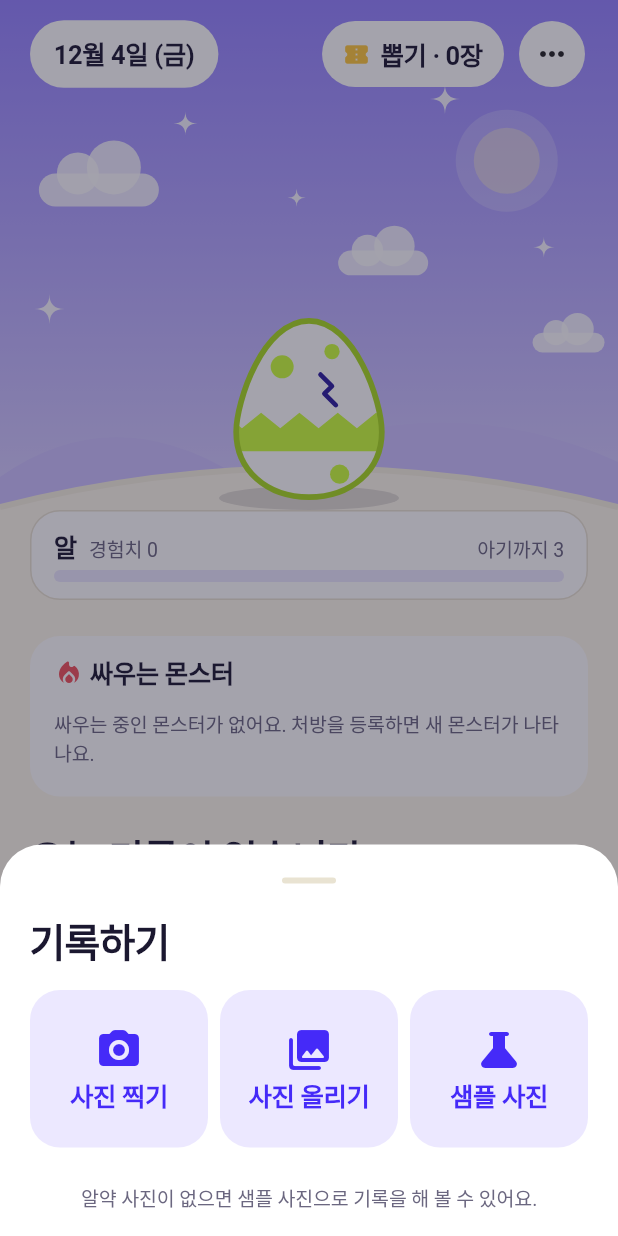
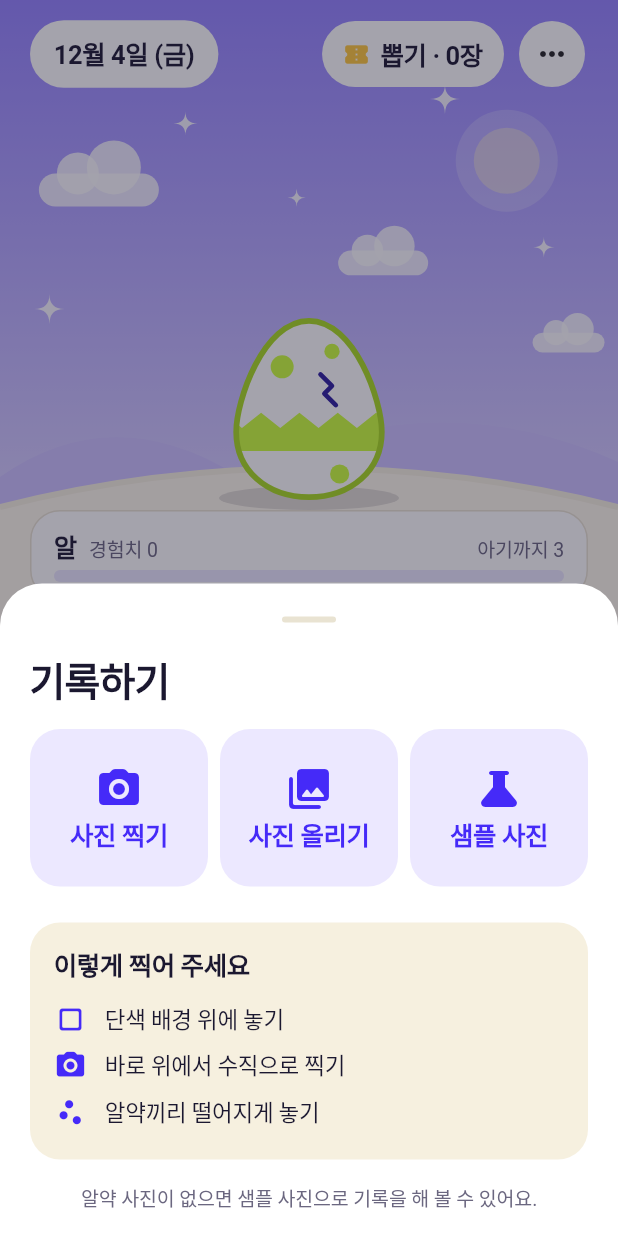
Before and after one commit to def-uk/pill-bbox-front, a Flutter app: the HomeScreen screen opened by its route, after a tap on the "photo camera" icon, on a phone screen of 412 x 824 dp. Run offline on Flutter 3.47's test engine with Material 3 defaults, Android fonts, the phone set to English and light mode, and no system bars; our stand-ins replace file_picker, go_router, image_picker, sqflite, sqflite_common_ffi_web; missing offline and left inert: dart:js_interop, dart:ui_web, ultralytics_yolo; accounts and stored records are empty.

Commit message:
feat: 홈 빈 화면을 최근 기록으로 바꾸고 찍는 법을 기록하기 시트로 옮김
- 오늘 기록이 없으면 홈에 최근 기록 5개만 보여 준다. 전체 보기는 기록 탭, 줄은 그날 기록으로 간다.
- 복용 시간 정하기 버튼은 홈에서 뺐다. 약 관리 탭에서 한다.
- 이렇게 찍어 주세요 가이드를 기록하기 시트로 옮기고, 시트가 길어져 스크롤되게 했다.
- IntakeRepository.recentRecords, HomeViewModel.recent, formatMonthDayTime 추가
- 구현 문서 docs/impl/feat-home-recent-records.md

Co-Authored-By: Claude Opus 5.5 <noreply@anthropic.com>

```diff
--- a/frontend/lib/data/repositories/intake_repository.dart
+++ b/frontend/lib/data/repositories/intake_repository.dart
@@ -85,6 +85,17 @@ class IntakeRepository extends ChangeNotifier {
   Future<List<IntakeRecord>> allRecords() async {
     final db = await _db.database;
     final rows = await db.query('intake_records', orderBy: 'taken_at, id');
+    return rows.map(IntakeRecord.fromMap).toList();
+  }
+
+  /// 가장 최근 기록 [limit]개. 최근 것부터.
+  Future<List<IntakeRecord>> recentRecords({required int limit}) async {
+    final db = await _db.database;
+    final rows = await db.query(
+      'intake_records',
+      orderBy: 'taken_at DESC, id DESC',
+      limit: limit,
+    );
     return rows.map(IntakeRecord.fromMap).toList();
   }
 
--- a/frontend/lib/ui/home/home_screen.dart
+++ b/frontend/lib/ui/home/home_screen.dart
@@ -95,7 +95,14 @@ class HomeScreen extends StatelessWidget {
     );
 
     final List<Widget> today = vm.isEmpty
-        ? [_EmptyGuide(onSetSchedule: () => context.go('/medications'))]
+        ? [
+            _RecentRecords(
+              records: vm.recent,
+              nameOf: vm.nameOf,
+              onSeeAll: () => context.go('/history'),
+              onTap: (r) => context.push('/history/${dateKey(r.takenAt)}'),
+            ),
+          ]
         : [
             const SectionLabel('오늘의 퀘스트'),
             for (final (i, (time, slots)) in vm.slotsByTime.indexed) ...[
@@ -118,22 +125,10 @@ class HomeScreen extends StatelessWidget {
                     title: vm.summary.slots.isEmpty ? '오늘 기록' : '일정 외 기록',
                   ),
                   for (final record in vm.summary.unscheduled)
-                    _Row(
-                      leading: Icon(
-                        record.source == IntakeSource.camera
-                            ? Icons.photo_camera_rounded
-                            : Icons.edit_rounded,
-                        size: 22,
-                        color: AppColors.inkMuted,
-                      ),
-                      title: vm.nameOf(record.medicationId),
-                      subtitle: formatTime(record.takenAt),
-                      trailing: Text(
-                        '${record.count}정',
-                        style: AppTypography.bodyStrong.copyWith(
-                          fontFeatures: AppTypography.tabular,
-                        ),
-                      ),
+                    _RecordRow(
+                      record: record,
+                      name: vm.nameOf(record.medicationId),
+                      when: formatTime(record.takenAt),
                     ),
                 ],
               ),
@@ -518,11 +513,57 @@ class _KindPrompt extends StatelessWidget {
   }
 }
 
-/// 오늘 기록도 일정도 없을 때(`empty-guide`). 무엇을 하면 되는지와 잘 찍는 법을 함께 보여 준다.
-class _EmptyGuide extends StatelessWidget {
-  const _EmptyGuide({required this.onSetSchedule});
+/// 기록 한 줄: 사진/직접 아이콘, 약 이름, 시각, 개수.
+class _RecordRow extends StatelessWidget {
+  const _RecordRow({
+    required this.record,
+    required this.name,
+    required this.when,
+    this.onTap,
+  });
 
-  final VoidCallback onSetSchedule;
+  final IntakeRecord record;
+  final String name;
+  final String when;
+  final VoidCallback? onTap;
+
+  @override
+  Widget build(BuildContext context) {
+    return _Row(
+      leading: Icon(
+        record.source == IntakeSource.camera
+            ? Icons.photo_camera_rounded
+            : Icons.edit_rounded,
+        size: 22,
+        color: AppColors.inkMuted,
+      ),
+      title: name,
+      subtitle: when,
+      trailing: Text(
+        '${record.count}정',
+        style: AppTypography.bodyStrong.copyWith(
+          fontFeatures: AppTypography.tabular,
+        ),
+      ),
+      onTap: onTap,
+    );
+  }
+}
+
+/// 오늘 일정도 기록도 없을 때. 최근 기록만 보여 준다. 일정 정하기는 약 관리 탭, 찍는 법은 기록하기 시트에 있다.
+class _RecentRecords extends StatelessWidget {
+  const _RecentRecords({
+    required this.records,
+    required this.nameOf,
+    required this.onSeeAll,
+    required this.onTap,
+  });
+
+  /// 최근 것부터.
+  final List<IntakeRecord> records;
+  final String Function(int medicationId) nameOf;
+  final VoidCallback onSeeAll;
+  final void Function(IntakeRecord) onTap;
 
   @override
   Widget build(BuildContext context) {
@@ -534,55 +575,38 @@ class _EmptyGuide extends StatelessWidget {
         Text('오늘 기록이 없습니다', style: textTheme.headlineMedium),
         const SizedBox(height: AppSpacing.xs),
         Text(
-          '아래 기록하기를 눌러 알약 사진을 찍거나 올리면 인식한 약이 바로 기록됩니다. '
-          '사진이 없으면 샘플 사진으로 해 볼 수 있어요.',
+          '아래 기록하기로 알약 사진을 찍어 보세요',
           style: textTheme.bodyLarge?.copyWith(color: AppColors.inkMuted),
         ),
-        const SizedBox(height: AppSpacing.md),
-        Align(
-          alignment: Alignment.centerLeft,
-          child: FilledButton.tonal(
-            style: tonalButtonStyle,
-            onPressed: onSetSchedule,
-            child: const Text('복용 시간 정하기'),
-          ),
-        ),
+        if (records.isNotEmpty) ...[
           const SizedBox(height: AppSpacing.lg),
-        DecoratedBox(
-          decoration: const BoxDecoration(
-            color: AppColors.surfaceSunken,
-            borderRadius: BorderRadius.all(Radius.circular(AppRadius.lg)),
-          ),
-          child: Padding(
-            padding: const EdgeInsets.all(AppSpacing.lg),
-            child: Column(
-              crossAxisAlignment: CrossAxisAlignment.start,
+          GroupCard(
             children: [
-                Text('이렇게 찍어 주세요', style: textTheme.titleMedium),
-                const SizedBox(height: AppSpacing.sm),
-                for (final (icon, text) in const [
-                  (Icons.crop_square_rounded, '단색 배경 위에 놓기'),
-                  (Icons.photo_camera_rounded, '바로 위에서 수직으로 찍기'),
-                  (Icons.scatter_plot_rounded, '알약끼리 떨어지게 놓기'),
-                ])
               Padding(
-                    padding: const EdgeInsets.symmetric(
-                      vertical: AppSpacing.xxs,
+                padding: const EdgeInsets.fromLTRB(
+                  AppSpacing.gutter,
+                  AppSpacing.xs,
+                  AppSpacing.xxs,
+                  0,
                 ),
                 child: Row(
                   children: [
-                        Icon(icon, size: 22, color: AppColors.primary),
-                        const SizedBox(width: AppSpacing.sm),
-                        Expanded(
-                          child: Text(text, style: textTheme.bodyMedium),
+                    Text('최근 기록', style: AppTypography.headline),
+                    const Spacer(),
+                    TextButton(onPressed: onSeeAll, child: const Text('전체 보기')),
+                  ],
+                ),
+              ),
+              for (final record in records)
+                _RecordRow(
+                  record: record,
+                  name: nameOf(record.medicationId),
+                  when: formatMonthDayTime(record.takenAt),
+                  onTap: () => onTap(record),
                 ),
             ],
           ),
-                  ),
         ],
-            ),
-          ),
-        ),
       ],
     );
   }
--- a/frontend/lib/ui/home/home_view_model.dart
+++ b/frontend/lib/ui/home/home_view_model.dart
@@ -2,6 +2,7 @@ import 'dart:math';
 
 import 'package:flutter/foundation.dart';
 
+import '../../data/models/intake_record.dart';
 import '../../data/models/medication.dart';
 import '../../data/repositories/backup_repository.dart';
 import '../../data/repositories/collection_repository.dart';
@@ -49,6 +50,9 @@ class HomeViewModel extends ChangeNotifier {
   List<Medication> medications = const [];
   DaySummary summary = const DaySummary(slots: [], unscheduled: []);
   RewardState rewards = RewardState.empty;
+
+  /// 가장 최근 기록 [recentLimit]개. 최근 것부터. 오늘 기록이 없을 때 홈에 보여 준다.
+  List<IntakeRecord> recent = const [];
 
   /// 몬스터 생김새. prescription_id → 생김새(모르면 null).
   Map<int, MonsterLook?> monsterLooks = const {};
@@ -143,6 +147,9 @@ class HomeViewModel extends ChangeNotifier {
   /// 회차 몇 분 전부터 알림 카드를 보여 줄지.
   static const reminderLeadMinutes = 10;
 
+  /// 홈에 보여 줄 최근 기록 수.
+  static const recentLimit = 5;
+
   String nameOf(int medicationId) =>
       medications.where((m) => m.id == medicationId).firstOrNull?.name ??
       '알 수 없는 약';
@@ -151,6 +158,7 @@ class HomeViewModel extends ChangeNotifier {
     final now = _now();
     final medications = await _medications.getAll();
     final records = await _intakes.recordsOn(now);
+    final recent = await _intakes.recentRecords(limit: recentLimit);
     final prescriptions = await _prescriptions.scheduledOn(now);
     final rewards = await _rewards.current();
     final equipment = await _collection.equipment();
@@ -169,6 +177,7 @@ class HomeViewModel extends ChangeNotifier {
     if (_disposed) return;
     today = now;
     this.medications = medications;
+    this.recent = recent;
     this.rewards = rewards;
     monsterLooks = looks;
     this.equipment = equipment;
--- a/frontend/lib/ui/shell/app_shell.dart
+++ b/frontend/lib/ui/shell/app_shell.dart
@@ -207,7 +207,10 @@ void showCaptureSheet(BuildContext context) {
     // 탭 화면에서 열어도 아래 바와 기록하기 버튼 위에 뜨게 한다.
     useRootNavigator: true,
     showDragHandle: true,
+    // 찍는 법까지 담아 작은 화면에서는 기본 높이(화면의 9/16)를 넘는다.
+    isScrollControlled: true,
     builder: (sheet) => SafeArea(
+      child: SingleChildScrollView(
         child: Column(
           mainAxisSize: MainAxisSize.min,
           crossAxisAlignment: CrossAxisAlignment.stretch,
@@ -270,6 +273,15 @@ void showCaptureSheet(BuildContext context) {
                 ),
               ),
             ),
+            const Padding(
+              padding: EdgeInsets.fromLTRB(
+                AppSpacing.gutter,
+                0,
+                AppSpacing.gutter,
+                AppSpacing.md,
+              ),
+              child: _PhotoTips(),
+            ),
             Padding(
               padding: const EdgeInsets.fromLTRB(
                 AppSpacing.gutter,
@@ -280,7 +292,50 @@ void showCaptureSheet(BuildContext context) {
               child: Text(
                 '알약 사진이 없으면 샘플 사진으로 기록을 해 볼 수 있어요.',
                 textAlign: TextAlign.center,
-              style: AppTypography.caption.copyWith(color: AppColors.inkMuted),
+                style: AppTypography.caption.copyWith(
+                  color: AppColors.inkMuted,
+                ),
+              ),
+            ),
+          ],
+        ),
+      ),
+    ),
+  );
+}
+
+/// 잘 찍는 법. 휴대폰 사진이 학습 사진과 달라 생기는 오인식을 줄인다 (DESIGN.md 3장).
+class _PhotoTips extends StatelessWidget {
+  const _PhotoTips();
+
+  @override
+  Widget build(BuildContext context) {
+    final textTheme = Theme.of(context).textTheme;
+    return DecoratedBox(
+      decoration: const BoxDecoration(
+        color: AppColors.surfaceSunken,
+        borderRadius: BorderRadius.all(Radius.circular(AppRadius.lg)),
+      ),
+      child: Padding(
+        padding: const EdgeInsets.all(AppSpacing.md),
+        child: Column(
+          crossAxisAlignment: CrossAxisAlignment.start,
+          children: [
+            Text('이렇게 찍어 주세요', style: textTheme.titleMedium),
+            const SizedBox(height: AppSpacing.xs),
+            for (final (icon, text) in const [
+              (Icons.crop_square_rounded, '단색 배경 위에 놓기'),
+              (Icons.photo_camera_rounded, '바로 위에서 수직으로 찍기'),
+              (Icons.scatter_plot_rounded, '알약끼리 떨어지게 놓기'),
+            ])
+              Padding(
+                padding: const EdgeInsets.symmetric(vertical: AppSpacing.xxs),
+                child: Row(
+                  children: [
+                    Icon(icon, size: 22, color: AppColors.primary),
+                    const SizedBox(width: AppSpacing.sm),
+                    Expanded(child: Text(text, style: textTheme.bodyMedium)),
+                  ],
                 ),
               ),
           ],
@@ -288,3 +343,4 @@ void showCaptureSheet(BuildContext context) {
       ),
     );
   }
+}
--- a/frontend/lib/utils/time_format.dart
+++ b/frontend/lib/utils/time_format.dart
@@ -17,6 +17,10 @@ const _weekdays = ['월', '화', '수', '목', '금', '토', '일'];
 String formatDate(DateTime d) =>
     '${d.month}월 ${d.day}일 (${_weekdays[d.weekday - 1]})';
 
+/// 예: 11월 4일 08:12
+String formatMonthDayTime(DateTime t) =>
+    '${t.month}월 ${t.day}일 ${formatTime(t)}';
+
 /// 화면 주소에 쓰는 날짜. 예: 2026-10-30
 String dateKey(DateTime d) =>
     '${d.year}-${d.month.toString().padLeft(2, '0')}-${d.day.toString().padLeft(2, '0')}';
```
Also changed, not shown: 9 other files. Lines whose indentation alone changed are shown as unchanged.
